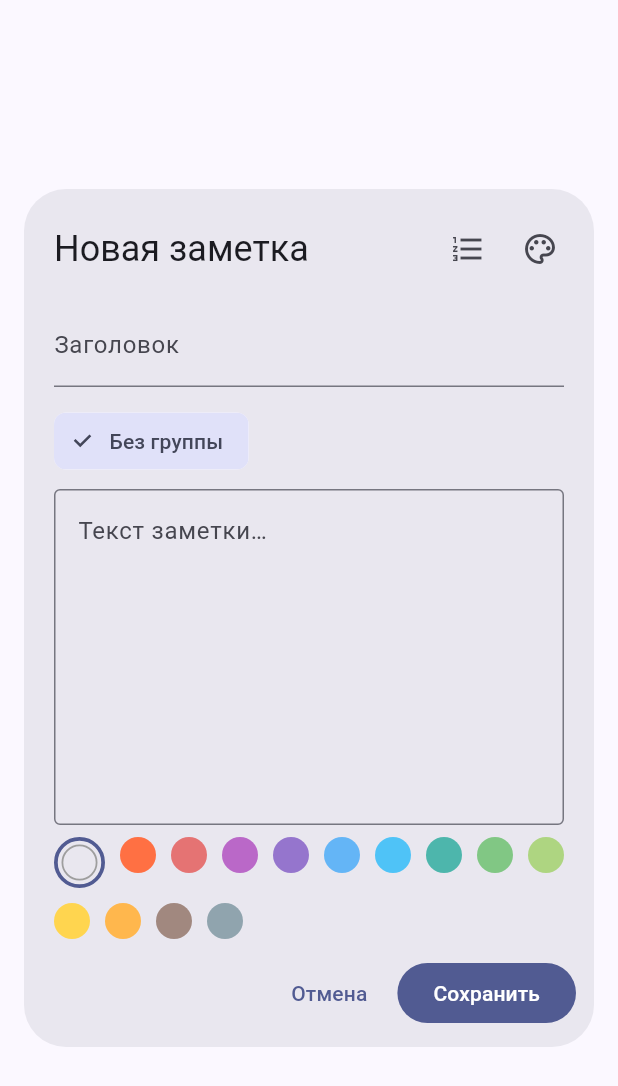
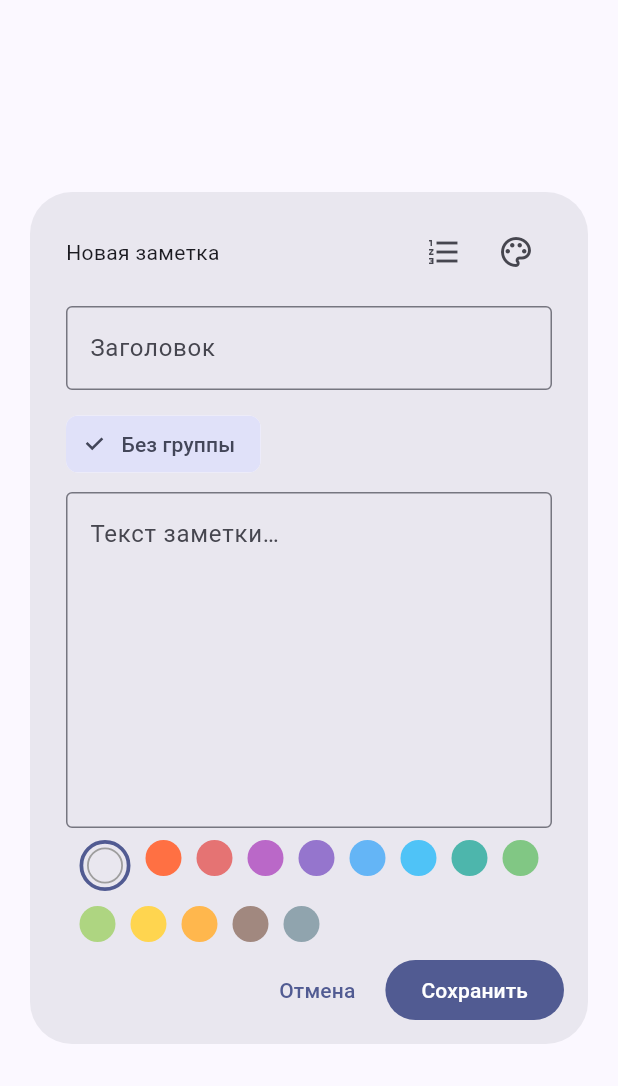
Before and after one commit to v78582514-blip/notes_vault, a Flutter app: the _NoteEditorDialog widget shown alone on an empty page, opened directly, on a phone screen of 412 x 824 dp. Shown: the top 1086 px of the screen. Run offline on Flutter 3.47's test engine with Material 3 defaults, Android fonts, the phone set to English and light mode, and no system bars; our stand-ins replace share_plus, shared_preferences; accounts and stored records are empty.

Commit message:
Update main.dart

```diff
--- a/lib/main.dart
+++ b/lib/main.dart
@@ -1260,9 +1260,10 @@ class _NoteEditorDialogState extends State<_NoteEditorDialog> {
   late String? _groupId;
   Color? _color;
   bool _numbering = false;
-
+late final ScrollController _dialogScroll;
   @override
   void initState() {
+    _dialogScroll = ScrollController();
     super.initState();
     _id = widget.note?.id ?? 'n_${DateTime.now().microsecondsSinceEpoch}';
     _title = TextEditingController(text: widget.note?.title ?? '');
@@ -1298,22 +1299,38 @@ class _NoteEditorDialogState extends State<_NoteEditorDialog> {
 
   @override
 Widget build(BuildContext context) {
+  // Весь диалог скроллится одной прокруткой, включая «шапку».
   return AlertDialog(
-      scrollable: true,
-      insetPadding: const EdgeInsets.symmetric(horizontal: 16, vertical: 24),
-      titlePadding: const EdgeInsets.fromLTRB(20, 16, 12, 0),
-      contentPadding: const EdgeInsets.fromLTRB(20, 12, 20, 12),
-      actionsPadding: const EdgeInsets.fromLTRB(12, 0, 12, 12),
-      title: Row(
+    // Встроенную прокрутку AlertDialog убираем, т.к. скроллим сами.
+    scrollable: false,
+    insetPadding: const EdgeInsets.symmetric(horizontal: 20, vertical: 24),
+    contentPadding: const EdgeInsets.fromLTRB(24, 16, 24, 8),
+    actionsPadding: const EdgeInsets.fromLTRB(16, 0, 16, 12),
+
+    // ВАЖНО: ограничиваем только ширину, а не высоту — чтобы работала общая прокрутка.
+    content: ConstrainedBox(
+      constraints: const BoxConstraints(maxWidth: 520),
+      child: SingleChildScrollView(
+        controller: _dialogScroll,
+        padding: EdgeInsets.zero,
+        child: Column(
+          mainAxisSize: MainAxisSize.min,
+          children: [
+            // --- ШАПКА (перенесена из title:, теперь она внутри общего скролла) ---
+            Row(
               children: [
                 Expanded(
-            child: Text(widget.note == null ? 'Новая заметка' : 'Редактирование'),
+                  child: Text(
+                    widget.note == null ? 'Новая заметка' : 'Заметка',
+                    // тот же стиль, что и раньше в title
+                  ),
                 ),
                 IconButton(
-            tooltip: _numbering ? 'Нумерация: включена' : 'Нумерация: выключена',
+                  tooltip: _numbering ? 'Нумерация: выкл' : 'Нумерация: вкл',
                   onPressed: _toggleNumbering,
                   icon: Icon(
                     Icons.format_list_numbered,
+                    // подсветка как было у тебя
                     color: _numbering
                         ? Theme.of(context).colorScheme.primary
                         : Theme.of(context).colorScheme.onSurfaceVariant,
@@ -1332,22 +1349,23 @@ class _NoteEditorDialogState extends State<_NoteEditorDialog> {
                 ),
               ],
             ),
-      content: ConstrainedBox(
-        constraints: const BoxConstraints(maxWidth: 540),
-        child: Column(
-          mainAxisSize: MainAxisSize.min,
-          children: [
+            const SizedBox(height: 12),
+
+            // --- СОДЕРЖИМОЕ (как у тебя было в content:) ---
             TextField(
               controller: _title,
               textInputAction: TextInputAction.next,
-              decoration: const InputDecoration(labelText: 'Заголовок'),
+              decoration: const InputDecoration(
+                labelText: 'Заголовок',
+                border: OutlineInputBorder(),
+              ),
             ),
             const SizedBox(height: 12),
 
             Align(
               alignment: Alignment.centerLeft,
               child: FilterChip(
-                label: Text(_groupId == null ? 'Без группы' : 'Сбросить группу'),
+                label: const Text('Без группы'),
                 selected: _groupId == null,
                 onSelected: (_) => setState(() => _groupId = null),
               ),
@@ -1368,6 +1386,7 @@ class _NoteEditorDialogState extends State<_NoteEditorDialog> {
               ),
             ),
             const SizedBox(height: 8),
+
             _ColorPicker(
               value: _color,
               onChanged: (c) => setState(() => _color = c),
@@ -1375,6 +1394,9 @@ class _NoteEditorDialogState extends State<_NoteEditorDialog> {
           ],
         ),
       ),
+    ),
+
+    // --- Кнопки как было ---
     actions: [
       TextButton(
         onPressed: () => Navigator.pop(context),
```
Lines whose indentation alone changed are shown as unchanged.
